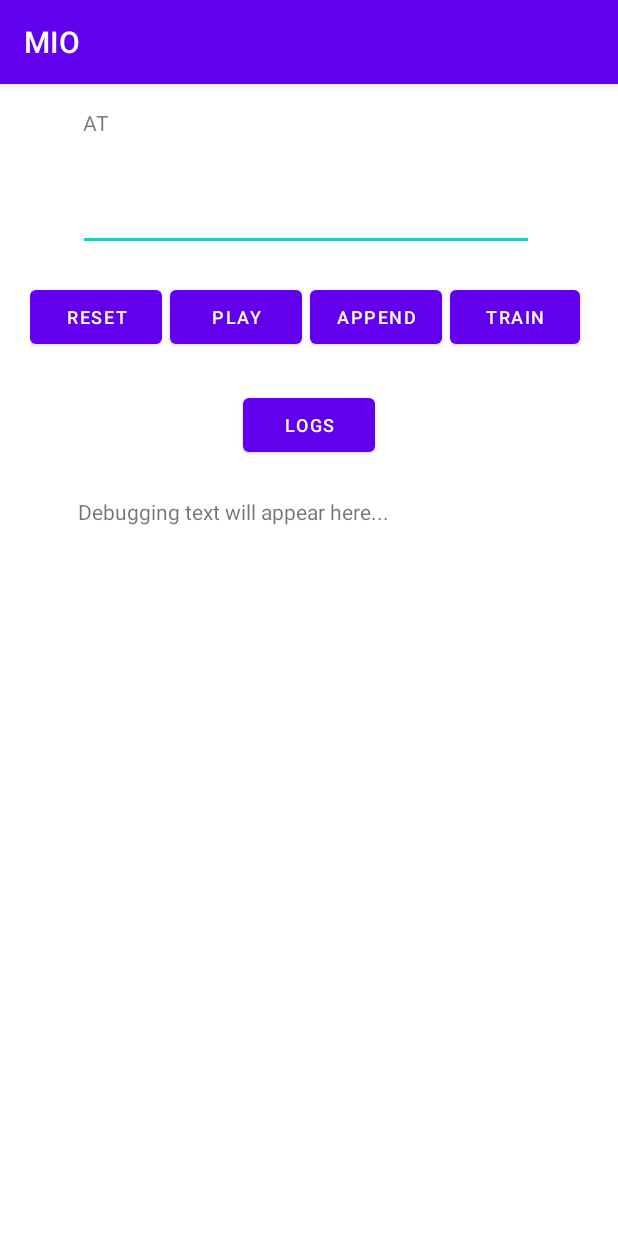
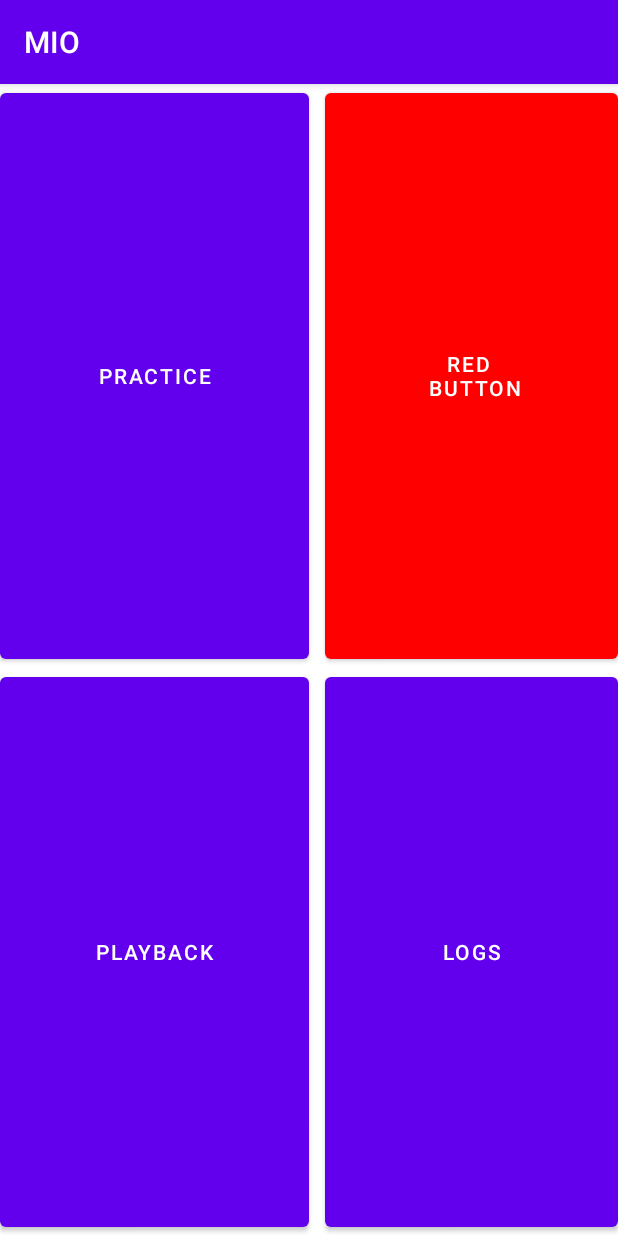
Before and after one commit to dave-ck/MIO, an Android app: the screen it shows after launch (MainActivity before the commit, LandingActivity after it), on a phone screen of 412 x 824 dp. Run offline under Robolectric (Android 15) with nearby library versions, the phone set to English and light mode, and no system bars.

```diff
--- a/app/src/main/java/mio/dotdotdash/org/MainActivity.java
+++ b/app/src/main/java/mio/dotdotdash/org/MainActivity.java
@@ -17,7 +17,6 @@ import java.util.ArrayList;
 
 public class MainActivity extends AppCompatActivity {
     public static final String EXTRA_NORTHUMBRIA = "mio.dotdotdash.org.NORTHUMBRIA";
-    public static final String EXTRA_LOG = "mio.dotdotdash.org.LOG";
 
     @Override
     protected void onCreate(Bundle savedInstanceState) {
--- /dev/null
+++ b/app/src/main/res/layout/activity_landing.xml
@@ -0,0 +1,66 @@
+<?xml version="1.0" encoding="utf-8"?>
+<androidx.constraintlayout.widget.ConstraintLayout xmlns:android="http://schemas.android.com/apk/res/android"
+    xmlns:app="http://schemas.android.com/apk/res-auto"
+    xmlns:tools="http://schemas.android.com/tools"
+    android:layout_width="match_parent"
+    android:layout_height="match_parent"
+    android:background="#FFFFFF"
+    tools:context=".LandingActivity">
+
+    <TableLayout
+        android:layout_width="match_parent"
+        android:layout_height="match_parent">
+
+        <TableRow
+            android:layout_width="match_parent"
+            android:layout_height="match_parent"
+            android:layout_weight=".50">
+
+            <Button
+                android:id="@+id/practiceButton"
+                android:layout_width="wrap_content"
+                android:layout_height="match_parent"
+                android:layout_marginRight="5dp"
+                android:layout_weight=".5"
+                android:onClick="toMorsePracticeActivity"
+                android:text="Practice" />
+
+            <Button
+                android:id="@+id/redButton"
+                android:layout_width="wrap_content"
+                android:layout_height="match_parent"
+                android:layout_marginLeft="5dp"
+                android:layout_weight=".5"
+                android:inputType="textMultiLine"
+                android:onClick="toMorsePracticeActivity"
+                android:text="Red &#10; Button"
+                app:backgroundTint="@color/red" />
+
+        </TableRow>
+
+        <TableRow
+            android:layout_width="match_parent"
+            android:layout_height="match_parent"
+            android:layout_weight=".50">
+
+            <Button
+                android:id="@+id/playbackButton"
+                android:layout_width="wrap_content"
+                android:layout_height="match_parent"
+                android:layout_marginRight="5dp"
+                android:layout_weight=".5"
+                android:text="Playback" />
+
+            <Button
+                android:id="@+id/logsButton"
+                android:layout_width="wrap_content"
+                android:layout_height="match_parent"
+                android:layout_marginLeft="5dp"
+                android:layout_weight=".5"
+                android:onClick="toLogsActivity"
+                android:text="Logs" />
+        </TableRow>
+
+    </TableLayout>
+
+</androidx.constraintlayout.widget.ConstraintLayout>
```
Also changed, not shown: app/src/main/AndroidManifest.xml (+12 -5 lines), app/src/main/java/mio/dotdotdash/org/FileAccess.java (+26 -1 lines), app/src/main/java/mio/dotdotdash/org/LandingActivity.java (added, +51 -0 lines), app/src/main/java/mio/dotdotdash/org/LogsActivity.java (+21 -7 lines), app/src/main/java/mio/dotdotdash/org/MorsePracticeActivity.java (+12 -2 lines).
